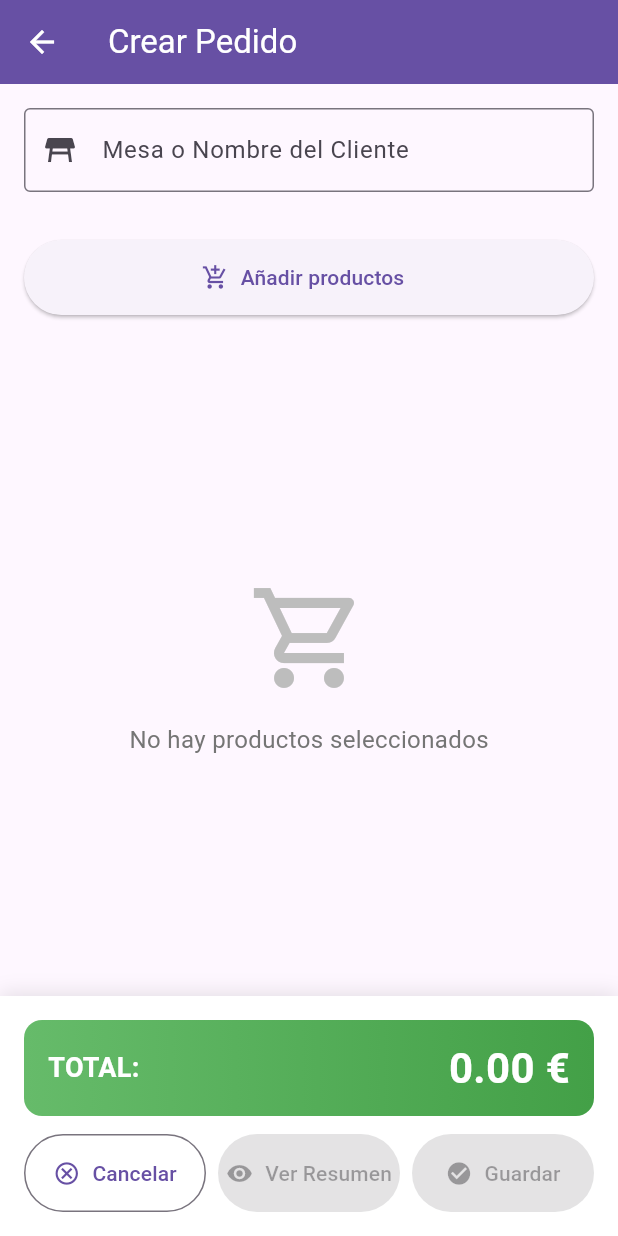
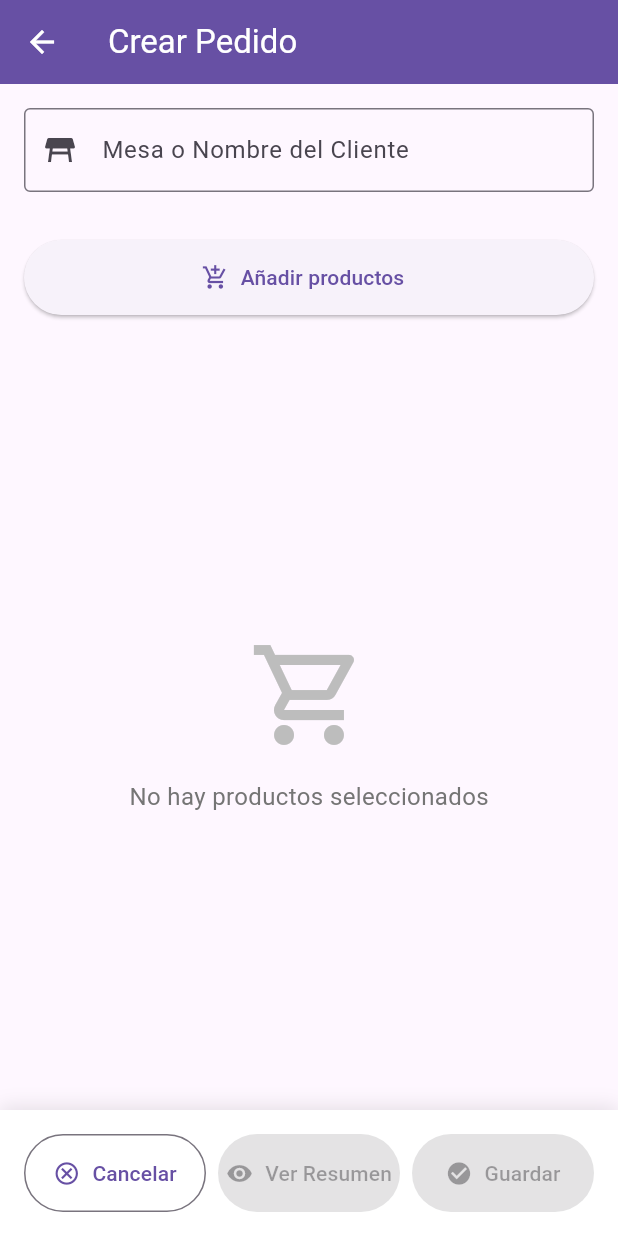
Before and after one commit to pablobarreiro131/T4_1, a Flutter app: the screen it shows after launch, after a tap on "Nuevo Pedido", on a phone screen of 412 x 824 dp. Run offline on Flutter 3.47's test engine with Material 3 defaults, Android fonts, the phone set to English and light mode, and no system bars.

Commit message:
Final hoy

```diff
--- a/lib/viewmodels/home.dart
+++ b/lib/viewmodels/home.dart
@@ -7,24 +7,6 @@ class HomeViewModel extends ChangeNotifier {
 
   List<Pedido> get pedidos => List.unmodifiable(_pedidos);
 
-  HomeViewModel() {
-    _cargarDatosIniciales();
-  }
-
-  void _cargarDatosIniciales() {
-    final pedidoEjemplo = Pedido(
-      id: 999,
-      idMesa: "Mesa 1 (Existente)",
-      fecha: DateTime.now().subtract(const Duration(minutes: 30)),
-      productos: {
-        Producto(id: 1, nombre: 'Caña Mahou Clásica', precio: 1.70): 2,
-        Producto(id: 3, nombre: 'Coca-Cola Original', precio: 2.20): 1,
-      },
-    );
-
-    _pedidos.add(pedidoEjemplo);
-  }
-
   void agregarPedido(Pedido pedido) {
     _pedidos.add(pedido);
     notifyListeners();
--- a/lib/views/crear_pedido_view.dart
+++ b/lib/views/crear_pedido_view.dart
@@ -23,7 +23,7 @@ class _CrearPedidoViewState extends State<CrearPedidoView> {
       MaterialPageRoute(
         builder: (context) => SeleccionProductoView(
           productosIniciales:
-              vm.productosPedido, // PASAMOS LOS PRODUCTOS ACTUALES
+              vm.productosPedido,
         ),
       ),
     );
--- a/lib/views/widgets/footer.dart
+++ b/lib/views/widgets/footer.dart
@@ -33,37 +33,6 @@ class FooterAcciones extends StatelessWidget {
       child: Column(
         mainAxisSize: MainAxisSize.min,
         children: [
-          Container(
-            padding: const EdgeInsets.symmetric(vertical: 12, horizontal: 16),
-            decoration: BoxDecoration(
-              gradient: LinearGradient(
-                colors: [Colors.green.shade400, Colors.green.shade600],
-              ),
-              borderRadius: BorderRadius.circular(12),
-            ),
-            child: Row(
-              mainAxisAlignment: MainAxisAlignment.spaceBetween,
-              children: [
-                const Text(
-                  'TOTAL:',
-                  style: TextStyle(
-                    fontSize: 18,
-                    fontWeight: FontWeight.bold,
-                    color: Colors.white,
-                  ),
-                ),
-                Text(
-                  '${total.toStringAsFixed(2)} €',
-                  style: const TextStyle(
-                    fontSize: 28,
-                    fontWeight: FontWeight.bold,
-                    color: Colors.white,
-                  ),
-                ),
-              ],
-            ),
-          ),
-          const SizedBox(height: 12),
           Row(
             children: [
               Expanded(
```
